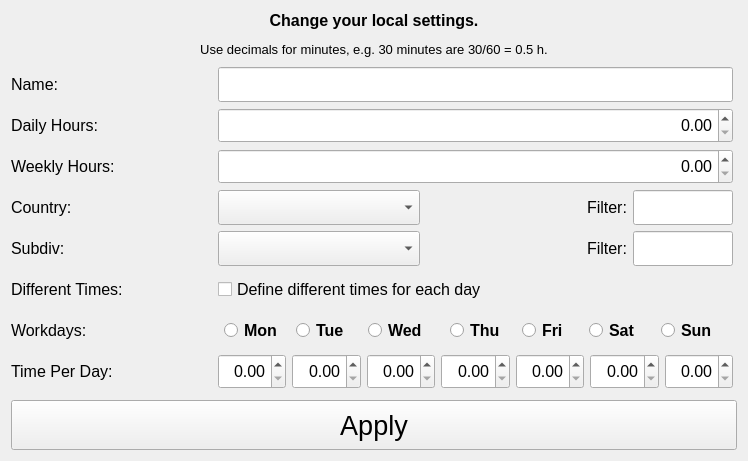
Before: the Qt Designer form ui/config_window.ui in AndreWohnsland/TimeTracker, drawn with Qt 5.
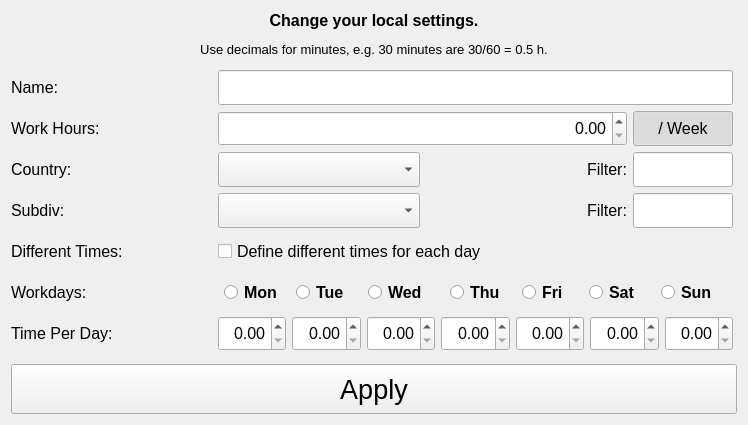
After: the same form once the commit is applied.

Commit message: use one value for working hours with switch option

The edit to the form file:
```diff
--- a/ui/config_window.ui
+++ b/ui/config_window.ui
@@ -7,7 +7,7 @@
     <x>0</x>
     <y>0</y>
     <width>748</width>
-    <height>461</height>
+    <height>425</height>
    </rect>
   </property>
   <property name="windowTitle">
@@ -49,7 +49,7 @@
         <x>0</x>
         <y>0</y>
         <width>730</width>
-        <height>331</height>
+        <height>295</height>
        </rect>
       </property>
       <layout class="QVBoxLayout" name="verticalLayout_3">
@@ -67,6 +67,24 @@
        </property>
        <item>
         <layout class="QGridLayout" name="gridLayout_2">
+         <item row="1" column="0">
+          <widget class="QLabel" name="label_9">
+           <property name="maximumSize">
+            <size>
+             <width>16777215</width>
+             <height>50</height>
+            </size>
+           </property>
+           <property name="font">
+            <font>
+             <pointsize>12</pointsize>
+            </font>
+           </property>
+           <property name="text">
+            <string>Work Hours:</string>
+           </property>
+          </widget>
+         </item>
          <item row="0" column="0">
           <widget class="QLabel" name="label_2">
            <property name="maximumSize">
@@ -85,14 +103,20 @@
            </property>
           </widget>
          </item>
-         <item row="0" column="1" colspan="3">
-          <widget class="QLineEdit" name="input_name">
+         <item row="3" column="3">
+          <widget class="QLineEdit" name="filter_subdiv">
            <property name="minimumSize">
             <size>
              <width>0</width>
              <height>35</height>
             </size>
            </property>
+           <property name="maximumSize">
+            <size>
+             <width>100</width>
+             <height>16777215</height>
+            </size>
+           </property>
            <property name="font">
             <font>
              <pointsize>12</pointsize>
@@ -103,7 +127,22 @@
            </property>
           </widget>
          </item>
-         <item row="4" column="2">
+         <item row="3" column="1">
+          <widget class="QComboBox" name="input_subdiv">
+           <property name="minimumSize">
+            <size>
+             <width>0</width>
+             <height>35</height>
+            </size>
+           </property>
+           <property name="font">
+            <font>
+             <pointsize>12</pointsize>
+            </font>
+           </property>
+          </widget>
+         </item>
+         <item row="3" column="2">
           <widget class="QLabel" name="label_8">
            <property name="font">
             <font>
@@ -118,44 +157,8 @@
            </property>
           </widget>
          </item>
-         <item row="2" column="1" colspan="3">
-          <widget class="QDoubleSpinBox" name="input_weekly_hours">
-           <property name="minimumSize">
-            <size>
-             <width>0</width>
-             <height>35</height>
-            </size>
-           </property>
-           <property name="font">
-            <font>
-             <pointsize>12</pointsize>
-            </font>
-           </property>
-           <property name="alignment">
-            <set>Qt::AlignRight|Qt::AlignTrailing|Qt::AlignVCenter</set>
-           </property>
-          </widget>
-         </item>
-         <item row="4" column="0">
-          <widget class="QLabel" name="label_6">
-           <property name="maximumSize">
-            <size>
-             <width>16777215</width>
-             <height>50</height>
-            </size>
-           </property>
-           <property name="font">
-            <font>
-             <pointsize>12</pointsize>
-            </font>
-           </property>
-           <property name="text">
-            <string>Subdiv:</string>
-           </property>
-          </widget>
-         </item>
          <item row="5" column="0">
-          <widget class="QLabel" name="label_10">
+          <widget class="QLabel" name="label_11">
            <property name="maximumSize">
             <size>
              <width>16777215</width>
@@ -168,11 +171,59 @@
             </font>
            </property>
            <property name="text">
-            <string>Different Times:</string>
+            <string>Workdays:</string>
            </property>
           </widget>
          </item>
-         <item row="7" column="1" colspan="3">
+         <item row="6" column="0">
+          <widget class="QLabel" name="label_13">
+           <property name="maximumSize">
+            <size>
+             <width>16777215</width>
+             <height>50</height>
+            </size>
+           </property>
+           <property name="font">
+            <font>
+             <pointsize>12</pointsize>
+            </font>
+           </property>
+           <property name="text">
+            <string>Time Per Day:</string>
+           </property>
+          </widget>
+         </item>
+         <item row="2" column="1">
+          <widget class="QComboBox" name="input_country">
+           <property name="minimumSize">
+            <size>
+             <width>0</width>
+             <height>35</height>
+            </size>
+           </property>
+           <property name="font">
+            <font>
+             <pointsize>12</pointsize>
+            </font>
+           </property>
+          </widget>
+         </item>
+         <item row="2" column="2">
+          <widget class="QLabel" name="label_7">
+           <property name="font">
+            <font>
+             <pointsize>12</pointsize>
+            </font>
+           </property>
+           <property name="text">
+            <string>Filter:</string>
+           </property>
+           <property name="alignment">
+            <set>Qt::AlignRight|Qt::AlignTrailing|Qt::AlignVCenter</set>
+           </property>
+          </widget>
+         </item>
+         <item row="6" column="1" colspan="3">
           <layout class="QHBoxLayout" name="horizontalLayout_3">
            <item>
             <widget class="QDoubleSpinBox" name="input_hours_day_0">
@@ -302,7 +353,25 @@
            </item>
           </layout>
          </item>
-         <item row="5" column="1" colspan="3">
+         <item row="0" column="1" colspan="3">
+          <widget class="QLineEdit" name="input_name">
+           <property name="minimumSize">
+            <size>
+             <width>0</width>
+             <height>35</height>
+            </size>
+           </property>
+           <property name="font">
+            <font>
+             <pointsize>12</pointsize>
+            </font>
+           </property>
+           <property name="alignment">
+            <set>Qt::AlignRight|Qt::AlignTrailing|Qt::AlignVCenter</set>
+           </property>
+          </widget>
+         </item>
+         <item row="4" column="1" colspan="3">
           <widget class="QCheckBox" name="input_different_times">
            <property name="minimumSize">
             <size>
@@ -338,8 +407,8 @@
            </property>
           </widget>
          </item>
-         <item row="7" column="0">
-          <widget class="QLabel" name="label_13">
+         <item row="4" column="0">
+          <widget class="QLabel" name="label_10">
            <property name="maximumSize">
             <size>
              <width>16777215</width>
@@ -352,22 +421,16 @@
             </font>
            </property>
            <property name="text">
-            <string>Time Per Day:</string>
+            <string>Different Times:</string>
            </property>
           </widget>
          </item>
-         <item row="4" column="3">
-          <widget class="QLineEdit" name="filter_subdiv">
-           <property name="minimumSize">
-            <size>
-             <width>0</width>
-             <height>35</height>
-            </size>
-           </property>
+         <item row="3" column="0">
+          <widget class="QLabel" name="label_6">
            <property name="maximumSize">
             <size>
-             <width>100</width>
-             <height>16777215</height>
+             <width>16777215</width>
+             <height>50</height>
             </size>
            </property>
            <property name="font">
@@ -375,23 +438,17 @@
              <pointsize>12</pointsize>
             </font>
            </property>
-           <property name="alignment">
-            <set>Qt::AlignRight|Qt::AlignTrailing|Qt::AlignVCenter</set>
+           <property name="text">
+            <string>Subdiv:</string>
            </property>
           </widget>
          </item>
-         <item row="3" column="3">
-          <widget class="QLineEdit" name="filter_country">
-           <property name="minimumSize">
-            <size>
-             <width>0</width>
-             <height>35</height>
-            </size>
-           </property>
+         <item row="2" column="0">
+          <widget class="QLabel" name="label_4">
            <property name="maximumSize">
             <size>
-             <width>100</width>
-             <height>16777215</height>
+             <width>16777215</width>
+             <height>50</height>
             </size>
            </property>
            <property name="font">
@@ -399,27 +456,12 @@
              <pointsize>12</pointsize>
             </font>
            </property>
-           <property name="alignment">
-            <set>Qt::AlignRight|Qt::AlignTrailing|Qt::AlignVCenter</set>
+           <property name="text">
+            <string>Country:</string>
            </property>
           </widget>
          </item>
-         <item row="3" column="1">
-          <widget class="QComboBox" name="input_country">
-           <property name="minimumSize">
-            <size>
-             <width>0</width>
-             <height>35</height>
-            </size>
-           </property>
-           <property name="font">
-            <font>
-             <pointsize>12</pointsize>
-            </font>
-           </property>
-          </widget>
-         </item>
-         <item row="6" column="1" colspan="3">
+         <item row="5" column="1" colspan="3">
           <layout class="QHBoxLayout" name="horizontalLayout_2">
            <item>
             <widget class="QRadioButton" name="radio_weekday_0">
@@ -619,63 +661,18 @@
            </item>
           </layout>
          </item>
-         <item row="3" column="2">
-          <widget class="QLabel" name="label_7">
-           <property name="font">
-            <font>
-             <pointsize>12</pointsize>
-            </font>
-           </property>
-           <property name="text">
-            <string>Filter:</string>
-           </property>
-           <property name="alignment">
-            <set>Qt::AlignRight|Qt::AlignTrailing|Qt::AlignVCenter</set>
-           </property>
-          </widget>
-         </item>
-         <item row="2" column="0">
-          <widget class="QLabel" name="label_9">
-           <property name="maximumSize">
-            <size>
-             <width>16777215</width>
-             <height>50</height>
-            </size>
-           </property>
-           <property name="font">
-            <font>
-             <pointsize>12</pointsize>
-            </font>
-           </property>
-           <property name="text">
-            <string>Weekly Hours:</string>
-           </property>
-          </widget>
-         </item>
-         <item row="1" column="1" colspan="3">
-          <widget class="QDoubleSpinBox" name="input_daily_hours">
+         <item row="2" column="3">
+          <widget class="QLineEdit" name="filter_country">
            <property name="minimumSize">
             <size>
              <width>0</width>
              <height>35</height>
             </size>
            </property>
-           <property name="font">
-            <font>
-             <pointsize>12</pointsize>
-            </font>
-           </property>
-           <property name="alignment">
-            <set>Qt::AlignRight|Qt::AlignTrailing|Qt::AlignVCenter</set>
-           </property>
-          </widget>
-         </item>
-         <item row="3" column="0">
-          <widget class="QLabel" name="label_4">
            <property name="maximumSize">
             <size>
-             <width>16777215</width>
-             <height>50</height>
+             <width>100</width>
+             <height>16777215</height>
             </size>
            </property>
            <property name="font">
@@ -683,13 +680,13 @@
              <pointsize>12</pointsize>
             </font>
            </property>
-           <property name="text">
-            <string>Country:</string>
+           <property name="alignment">
+            <set>Qt::AlignRight|Qt::AlignTrailing|Qt::AlignVCenter</set>
            </property>
           </widget>
          </item>
-         <item row="4" column="1">
-          <widget class="QComboBox" name="input_subdiv">
+         <item row="1" column="3">
+          <widget class="QPushButton" name="work_hours_button">
            <property name="minimumSize">
             <size>
              <width>0</width>
@@ -701,32 +698,23 @@
              <pointsize>12</pointsize>
             </font>
            </property>
-          </widget>
-         </item>
-         <item row="1" column="0">
-          <widget class="QLabel" name="label_3">
-           <property name="maximumSize">
-            <size>
-             <width>16777215</width>
-             <height>50</height>
-            </size>
+           <property name="text">
+            <string>/ Week</string>
            </property>
-           <property name="font">
-            <font>
-             <pointsize>12</pointsize>
-            </font>
+           <property name="checkable">
+            <bool>true</bool>
            </property>
-           <property name="text">
-            <string>Daily Hours:</string>
+           <property name="checked">
+            <bool>true</bool>
            </property>
           </widget>
          </item>
-         <item row="6" column="0">
-          <widget class="QLabel" name="label_11">
-           <property name="maximumSize">
+         <item row="1" column="1" colspan="2">
+          <widget class="QDoubleSpinBox" name="input_working_hours">
+           <property name="minimumSize">
             <size>
-             <width>16777215</width>
-             <height>50</height>
+             <width>0</width>
+             <height>35</height>
             </size>
            </property>
            <property name="font">
@@ -734,8 +722,8 @@
              <pointsize>12</pointsize>
             </font>
            </property>
-           <property name="text">
-            <string>Workdays:</string>
+           <property name="alignment">
+            <set>Qt::AlignRight|Qt::AlignTrailing|Qt::AlignVCenter</set>
            </property>
           </widget>
          </item>
```
The commit also changes 4 other files.
